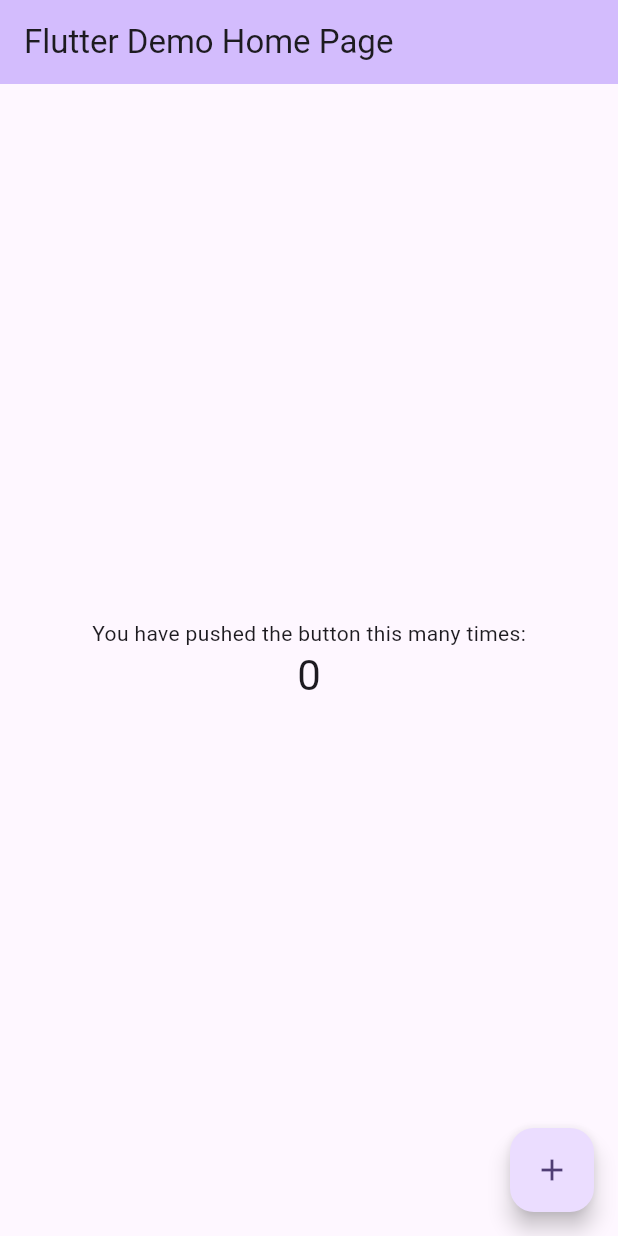
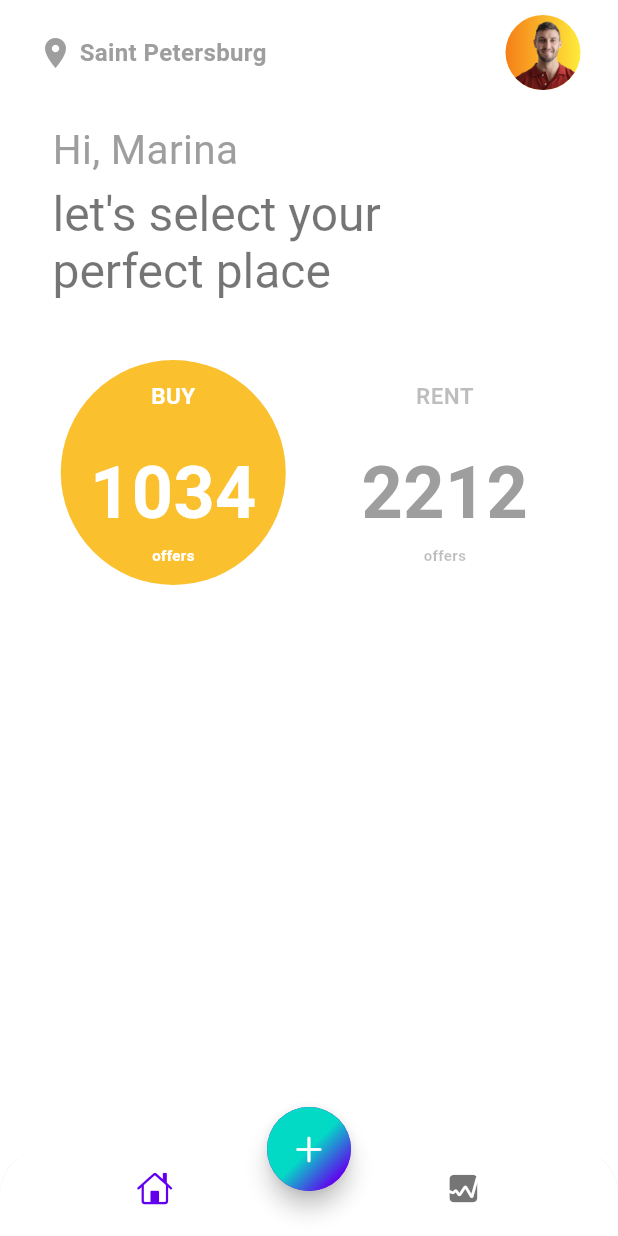
Before and after one commit to temitopeakin1/Real-Estate-Design-with-Animations-using-flutter, a Flutter app: the screen it shows after launch, on a phone screen of 412 x 824 dp. Run offline on Flutter 3.47's test engine with Material 3 defaults, Android fonts, the phone set to English and light mode, and no system bars.

Commit message:
update: home screen design

```diff
--- /dev/null
+++ b/lib/app.dart
@@ -0,0 +1,11 @@
+import 'package:real_estate/app_view.dart';
+import 'package:flutter/material.dart';
+
+class MyApp extends StatelessWidget {
+  const MyApp({super.key});
+
+  @override
+  Widget build(BuildContext context) {
+    return const MyAppView();
+  }
+}
--- /dev/null
+++ b/lib/app_view.dart
@@ -0,0 +1,27 @@
+import 'package:real_estate/screens/home/views/home_screen.dart';
+import 'package:flutter/material.dart';
+
+
+class MyAppView extends StatelessWidget {
+  const MyAppView({super.key});
+
+
+  @override
+  Widget build(BuildContext context) {
+    return MaterialApp(
+      debugShowCheckedModeBanner: false,
+      title: "Real estate",
+      theme: ThemeData(
+        colorScheme: ColorScheme.light(
+        background: Colors.grey.shade200,
+        onBackground: Colors.black,
+        // primary:  const Color.fromRGBO(231, 0, 208, 1),
+        // secondary: const Color(0xFFFF9000),
+        // tertiary: const Color(0xFFFFBDBC),
+        outline: Colors.grey,
+        ),
+      ),
+     home: const HomeScreen(),
+    );
+  }
+}
--- a/lib/main.dart
+++ b/lib/main.dart
@@ -1,125 +1,6 @@
 import 'package:flutter/material.dart';
+import 'package:real_estate/app.dart';
 
 void main() {
   runApp(const MyApp());
 }
-
-class MyApp extends StatelessWidget {
-  const MyApp({super.key});
-
-  // This widget is the root of your application.
-  @override
-  Widget build(BuildContext context) {
-    return MaterialApp(
-      title: 'Flutter Demo',
-      theme: ThemeData(
-        // This is the theme of your application.
-        //
-        // TRY THIS: Try running your application with "flutter run". You'll see
-        // the application has a purple toolbar. Then, without quitting the app,
-        // try changing the seedColor in the colorScheme below to Colors.green
-        // and then invoke "hot reload" (save your changes or press the "hot
-        // reload" button in a Flutter-supported IDE, or press "r" if you used
-        // the command line to start the app).
-        //
-        // Notice that the counter didn't reset back to zero; the application
-        // state is not lost during the reload. To reset the state, use hot
-        // restart instead.
-        //
-        // This works for code too, not just values: Most code changes can be
-        // tested with just a hot reload.
-        colorScheme: ColorScheme.fromSeed(seedColor: Colors.deepPurple),
-        useMaterial3: true,
-      ),
-      home: const MyHomePage(title: 'Flutter Demo Home Page'),
-    );
-  }
-}
-
-class MyHomePage extends StatefulWidget {
-  const MyHomePage({super.key, required this.title});
-
-  // This widget is the home page of your application. It is stateful, meaning
-  // that it has a State object (defined below) that contains fields that affect
-  // how it looks.
-
-  // This class is the configuration for the state. It holds the values (in this
-  // case the title) provided by the parent (in this case the App widget) and
-  // used by the build method of the State. Fields in a Widget subclass are
-  // always marked "final".
-
-  final String title;
-
-  @override
-  State<MyHomePage> createState() => _MyHomePageState();
-}
-
-class _MyHomePageState extends State<MyHomePage> {
-  int _counter = 0;
-
-  void _incrementCounter() {
-    setState(() {
-      // This call to setState tells the Flutter framework that something has
-      // changed in this State, which causes it to rerun the build method below
-      // so that the display can reflect the updated values. If we changed
-      // _counter without calling setState(), then the build method would not be
-      // called again, and so nothing would appear to happen.
-      _counter++;
-    });
-  }
-
-  @override
-  Widget build(BuildContext context) {
-    // This method is rerun every time setState is called, for instance as done
-    // by the _incrementCounter method above.
-    //
-    // The Flutter framework has been optimized to make rerunning build methods
-    // fast, so that you can just rebuild anything that needs updating rather
-    // than having to individually change instances of widgets.
-    return Scaffold(
-      appBar: AppBar(
-        // TRY THIS: Try changing the color here to a specific color (to
-        // Colors.amber, perhaps?) and trigger a hot reload to see the AppBar
-        // change color while the other colors stay the same.
-        backgroundColor: Theme.of(context).colorScheme.inversePrimary,
-        // Here we take the value from the MyHomePage object that was created by
-        // the App.build method, and use it to set our appbar title.
-        title: Text(widget.title),
-      ),
-      body: Center(
-        // Center is a layout widget. It takes a single child and positions it
-        // in the middle of the parent.
-        child: Column(
-          // Column is also a layout widget. It takes a list of children and
-          // arranges them vertically. By default, it sizes itself to fit its
-          // children horizontally, and tries to be as tall as its parent.
-          //
-          // Column has various properties to control how it sizes itself and
-          // how it positions its children. Here we use mainAxisAlignment to
-          // center the children vertically; the main axis here is the vertical
-          // axis because Columns are vertical (the cross axis would be
-          // horizontal).
-          //
-          // TRY THIS: Invoke "debug painting" (choose the "Toggle Debug Paint"
-          // action in the IDE, or press "p" in the console), to see the
-          // wireframe for each widget.
-          mainAxisAlignment: MainAxisAlignment.center,
-          children: <Widget>[
-            const Text(
-              'You have pushed the button this many times:',
-            ),
-            Text(
-              '$_counter',
-              style: Theme.of(context).textTheme.headlineMedium,
-            ),
-          ],
-        ),
-      ),
-      floatingActionButton: FloatingActionButton(
-        onPressed: _incrementCounter,
-        tooltip: 'Increment',
-        child: const Icon(Icons.add),
-      ), // This trailing comma makes auto-formatting nicer for build methods.
-    );
-  }
-}
--- /dev/null
+++ b/lib/screens/home/views/home_screen.dart
@@ -0,0 +1,54 @@
+import 'dart:math';
+
+import 'package:real_estate/screens/home/views/main_screen.dart';
+import 'package:flutter/cupertino.dart';
+import 'package:flutter/material.dart';
+
+class HomeScreen extends StatelessWidget {
+  const HomeScreen({super.key});
+
+  @override
+  Widget build(BuildContext context) {
+    return Scaffold(
+       //appBar: AppBar(),
+        bottomNavigationBar: ClipRRect(
+          borderRadius: const BorderRadius.vertical(top: Radius.circular(30)),
+          child: BottomNavigationBar(
+            backgroundColor: Colors.white,
+            showSelectedLabels: false,
+            showUnselectedLabels: false,
+            elevation: 3,
+            items: const [
+              BottomNavigationBarItem(
+                  icon: Icon(CupertinoIcons.home), label: 'Home'),
+              BottomNavigationBarItem(
+                  icon: Icon(CupertinoIcons.graph_square_fill), label: 'Stats')
+            ],
+          ),
+        ),
+        floatingActionButtonLocation: FloatingActionButtonLocation.centerDocked,
+        floatingActionButton: FloatingActionButton(
+          onPressed: () {},
+          shape: const CircleBorder(),
+          child: Container(
+            width: 80,
+            height: 60,
+            decoration: BoxDecoration(
+              shape: BoxShape.circle,
+              gradient: LinearGradient(
+                colors: [
+                  Theme.of(context).colorScheme.tertiary,
+                  Theme.of(context).colorScheme.secondary,
+                  Theme.of(context).colorScheme.primary
+                ],
+                 transform: const GradientRotation(pi/ 4)
+              )
+            ),
+          child: const Icon(
+            CupertinoIcons.add
+          )),
+        ),
+        body: const MainScreen(),
+        );
+  }
+}
--- /dev/null
+++ b/lib/screens/home/views/main_screen.dart
@@ -0,0 +1,207 @@
+import 'package:flutter/material.dart';
+
+class MainScreen extends StatelessWidget {
+  const MainScreen({super.key});
+
+  @override
+  Widget build(BuildContext context) {
+    return SafeArea(
+      child: Padding(
+        padding: const EdgeInsets.symmetric(horizontal: 25.0, vertical: 10.0),
+        child: Column(
+          children: [
+            Row(
+              mainAxisAlignment: MainAxisAlignment.spaceBetween,
+              children: [
+                const Row(
+                  children: [
+                    Icon(
+                      Icons.location_on,
+                      color: Colors.grey,
+                    ),
+                    SizedBox(width: 4),
+                    Text(
+                      'Saint Petersburg',
+                      style: TextStyle(
+                        fontSize: 16,
+                        fontWeight: FontWeight.bold,
+                        color: Colors.grey,
+                        fontFamily: 'Roboto',
+                      ),
+                    ),
+                  ],
+                ),
+                Row(
+                  children: [
+                    const SizedBox(width: 8),
+                    Stack(
+                      alignment: Alignment.center,
+                      children: [
+                        Container(
+                          width: 50,
+                          height: 50,
+                          decoration: BoxDecoration(
+                            shape: BoxShape.circle,
+                            gradient: LinearGradient(
+                              colors: [
+                                Colors.yellow[900]!,
+                                Colors.yellow[500]!
+                              ],
+                              begin: Alignment.centerLeft,
+                              end: Alignment.centerRight,
+                            ),
+                          ),
+                          child: ClipOval(
+                            child: Align(
+                              alignment: Alignment.center,
+                              child: Image.asset(
+                                "assets/images/man.png",
+                                width: 50,
+                                height: 50,
+                                fit: BoxFit.cover,
+                              ),
+                            ),
+                          ),
+                        ),
+                      ],
+                    ),
+                  ],
+                ),
+              ],
+            ),
+            const SizedBox(height: 20), // Add some space between the rows
+            const Row(
+              children: [
+                SizedBox(width: 10),
+                Text(
+                  'Hi, Marina',
+                  style: TextStyle(
+                    fontSize: 27,
+                    fontFamily: 'Roboto',
+                    color: Colors.grey,
+                  ),
+                ),
+              ],
+            ),
+            const SizedBox(height: 5),
+            Row(
+              children: [
+                const SizedBox(width: 10),
+                RichText(
+                  text: const TextSpan(
+                    children: [
+                      TextSpan(
+                        text: "let's select ",
+                        style: TextStyle(
+                          fontSize: 32,
+                          fontFamily: 'Roboto',
+                          color: Colors.black54,
+                        ),
+                      ),
+                      TextSpan(
+                        text: "your\nperfect place",
+                        style: TextStyle(
+                          fontSize: 32,
+                          fontFamily: 'Roboto',
+                          color: Colors.black54,
+                        ),
+                      ),
+                    ],
+                  ),
+                ),
+              ],
+            ),
+            const SizedBox(height: 40),
+            Row(
+              mainAxisAlignment: MainAxisAlignment.spaceAround,
+              children: [
+                // Circle on the left
+                Container(
+                  width: 150,
+                  height: 150,
+                  decoration: BoxDecoration(
+                    shape: BoxShape.circle,
+                    color: Colors.yellow[700],
+                  ),
+                  child: const Column(
+                    mainAxisAlignment: MainAxisAlignment.center,
+                    children: [
+                      Padding(
+                        padding: EdgeInsets.only(bottom: 20.0),
+                        child: Text(
+                          'BUY',
+                          style: TextStyle(
+                            fontSize: 15,
+                            fontWeight: FontWeight.bold,
+                            color: Colors.white,
+                          ),
+                        ),
+                      ),
+                      Text(
+                        '1034',
+                        style: TextStyle(
+                          fontSize: 48,
+                          fontWeight: FontWeight.bold,
+                          color: Colors.white,
+                        ),
+                      ),
+                      Text(
+                        'offers',
+                        style: TextStyle(
+                          fontSize: 10,
+                          fontWeight: FontWeight.bold,
+                          color: Colors.white,
+                        ),
+                      ),
+                    ],
+                  ),
+                ),
+                // Rectangle on the right with border radius and text inside
+                Container(
+                  width: 150,
+                  height: 150, // Increased height to fit text vertically
+                  decoration: BoxDecoration(
+                    color: Colors.white,
+                    borderRadius:
+                        BorderRadius.circular(12), // Add border radius here
+                  ),
+                  child: const Column(
+                    mainAxisAlignment: MainAxisAlignment.center,
+                    children: [
+                      Padding(padding: EdgeInsets.only(bottom: 20.0),
+                     child: Text(
+                        'RENT',
+                        style: TextStyle(
+                          fontSize: 15,
+                          fontWeight: FontWeight.bold,
+                          color: Colors.black26,
+                        ),
+                      ),
+                  ),
+                      Text(
+                        '2212',
+                        style: TextStyle(
+                          fontSize: 48,
+                          fontWeight: FontWeight.bold,
+                          color: Colors.grey,
+                        ),
+                      ),
+                      Text(
+                        'offers',
+                        style: TextStyle(
+                          fontSize: 10,
+                          fontWeight: FontWeight.bold,
+                          color: Colors.black26,
+                        ),
+                      ),
+                    ],
+                  ),
+                ),
+              ],
+            ),
+          ],
+        ),
+      ),
+    );
+  }
+}
```
Also changed, not shown: pubspec.yaml (+12 -4 lines), assets/images/man.png (added), assets/images/person.jpg (added), 1 other file.
